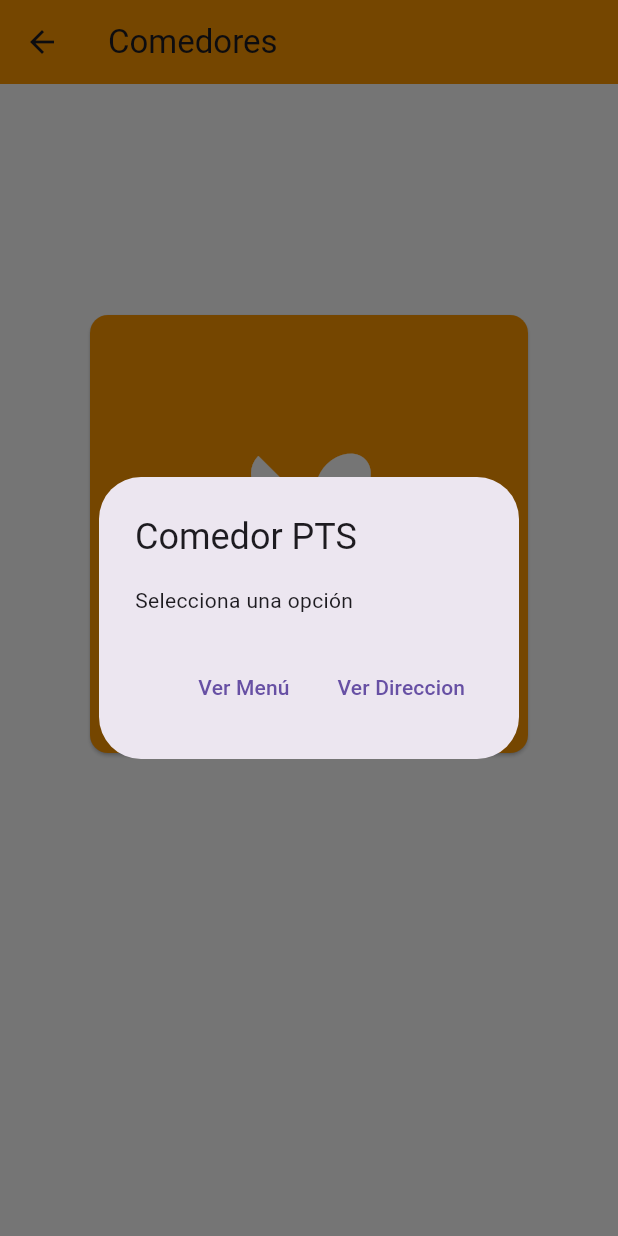
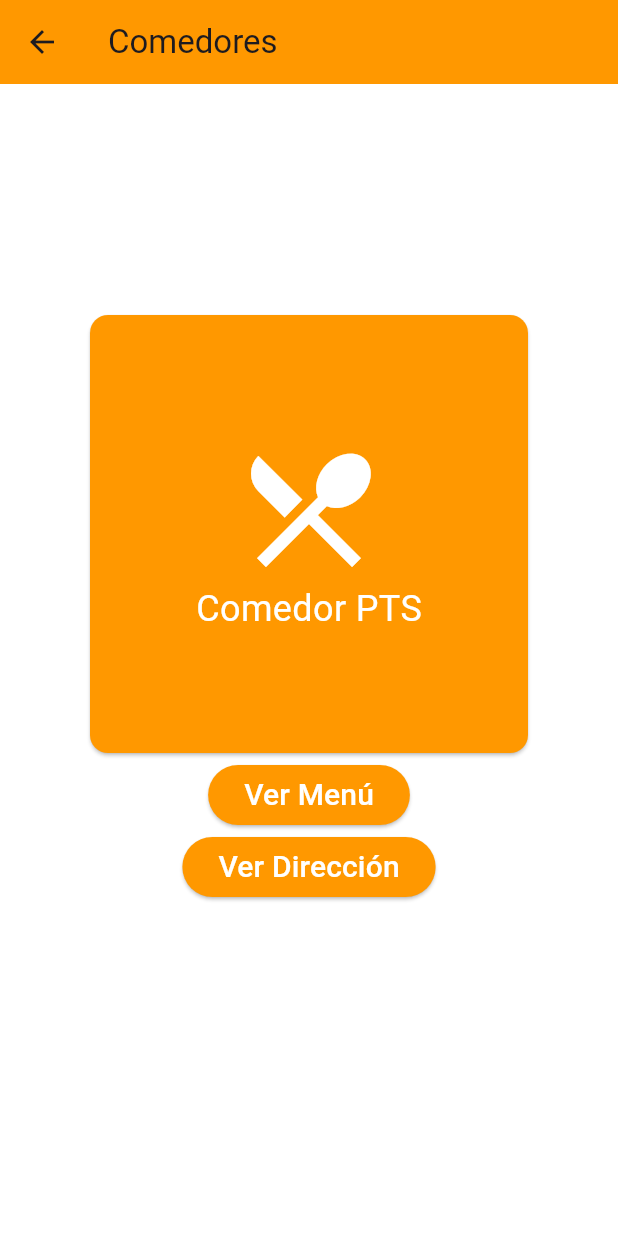
Before and after one commit to pab1s/ETSIIT-info-app, a Flutter app: the MenuPage screen opened directly, after a tap on "Comedor PTS", on a phone screen of 412 x 824 dp. Run offline on Flutter 3.47's test engine with Material 3 defaults, Android fonts, the phone set to English and light mode, and no system bars; drawn by our look-alikes of carousel_slider; our stand-ins replace camera, flutter_compass, flutter_map, flutter_tts, geolocator, image_picker and 6 more; missing offline and left inert: dialogflow_grpc, flutter_map_animations, flutter_pixelmatching, light, syncfusion_flutter_core; project files that could hold a hidden picture were left out.

Commit message:
Add expanded dining option functionality and carousel index tracking

```diff
--- a/lib/pages/menu_page.dart
+++ b/lib/pages/menu_page.dart
@@ -18,6 +18,8 @@ class MenuPage extends StatefulWidget {
 class _MenuPageState extends State<MenuPage> {
   late CarouselController _carouselController;
   StreamSubscription<AccelerometerEvent>? _streamSubscription;
+  int? expandedDiningOptionIndex;
+  int _currentCarouselIndex = 0;
   Light? _light;
   StreamSubscription? _lightSubscription;
   bool _darkMode = false;
@@ -38,7 +40,6 @@ class _MenuPageState extends State<MenuPage> {
         menuDetails: menutext,
         latitude: lat,
         longitude: longi),
-    // Añade más opciones según sea necesario
   ];
 
   @override
@@ -48,7 +49,7 @@ class _MenuPageState extends State<MenuPage> {
     _light = Light();
     _lightSubscription = _light?.lightSensorStream.listen((luxValue) {
       setState(() {
-        _darkMode = luxValue < 100; // Ajusta este valor según sea necesario
+        _darkMode = luxValue < 100;
       });
     });
     _streamSubscription = accelerometerEventStream().listen(
@@ -90,48 +91,32 @@ class _MenuPageState extends State<MenuPage> {
               height: 300,
               viewportFraction: 0.9,
               aspectRatio: 2.0,
+              onPageChanged: (index, reason) {
+                setState(() {
+                  _currentCarouselIndex = index;
+                  if (expandedDiningOptionIndex != null) {
+                    expandedDiningOptionIndex = index;
+                  }
+                });
+              },
             ),
-            items: diningOptions.map((diningOption) {
+            items: List.generate(diningOptions.length, (index) {
+              DiningOption diningOption = diningOptions[index];
               return Builder(
                 builder: (BuildContext context) {
                   return GestureDetector(
                     onTap: () {
-                      showDialog(
-                        context: context,
-                        builder: (BuildContext context) {
-                          return AlertDialog(
-                            title: Text(diningOption.name),
-                            content: const Text("Selecciona una opción"),
-                            actions: <Widget>[
-                              TextButton(
-                                child: const Text("Ver Menú"),
-                                onPressed: () {
-                                  Navigator.pop(context); // Cierra el diálogo
-                                  Navigator.of(context).push(MaterialPageRoute(
-                                    builder: (_) => MenuDetailsPage(
-                                        diningOption: diningOption),
-                                  ));
-                                },
-                              ),
-                              TextButton(
-                                child: const Text("Ver Direccion"),
-                                onPressed: () {
-                                  Navigator.pop(context); // Cierra el diálogo
-                                  Navigator.of(context).push(MaterialPageRoute(
-                                    builder: (_) => const NavigationPage(
-                                        destLatitude: 37.19436,
-                                        destLongitude: -3.60441),
-                                  ));
-                                },
-                              ),
-                            ],
-                          );
-                        },
-                      );
+                      setState(() {
+                        if (expandedDiningOptionIndex == index) {
+                          expandedDiningOptionIndex = null;
+                        } else {
+                          expandedDiningOptionIndex = index;
+                        }
+                      });
                     },
                     child: Container(
-                      width: 300, // Ancho de la tarjeta
-                      height: 400, // Altura de la tarjeta
+                      width: 300,
+                      height: 400,
                       margin: const EdgeInsets.symmetric(horizontal: 5.0),
                       child: Card(
                         color: Colors.orange,
@@ -156,9 +141,44 @@ class _MenuPageState extends State<MenuPage> {
               );
             }).toList(),
           ),
+          if (expandedDiningOptionIndex != null)
+            _buildActionButtons(
+                context, diningOptions[expandedDiningOptionIndex!]),
         ],
       ),
       backgroundColor: _darkMode ? Colors.black : Colors.white,
+    );
+  }
+
+  Widget _buildActionButtons(BuildContext context, DiningOption diningOption) {
+    return Column(
+      children: [
+        ElevatedButton(
+          child: const Text(
+            "Ver Menú",
+            style: TextStyle(fontSize: 20, color: Colors.white),
+          ),
+          onPressed: () {
+            Navigator.of(context).push(MaterialPageRoute(
+              builder: (_) => MenuDetailsPage(diningOption: diningOption),
+            ));
+          },
+          style: ElevatedButton.styleFrom(backgroundColor: Colors.orange),
+        ),
+        ElevatedButton(
+          child: const Text(
+            "Ver Dirección",
+            style: TextStyle(fontSize: 20, color: Colors.white),
+          ),
+          onPressed: () {
+            Navigator.of(context).push(MaterialPageRoute(
+              builder: (_) => const NavigationPage(
+                  destLatitude: 37.19436, destLongitude: -3.60441),
+            ));
+          },
+          style: ElevatedButton.styleFrom(backgroundColor: Colors.orange),
+        ),
+      ],
     );
   }
 }
```
